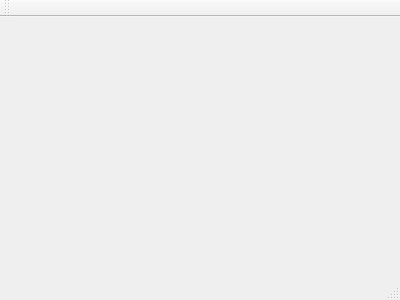
First picture: the form in mainwindow.ui, repository adinaknutsson/BookingSystem, before the edit.
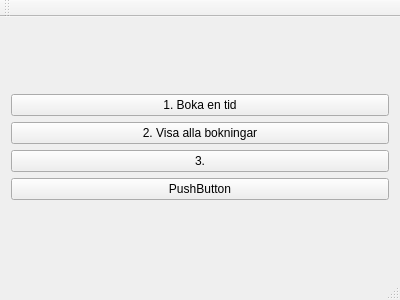
Second picture: the form after the edit.

Diff of the .ui file:
```diff
--- a/mainwindow.ui
+++ b/mainwindow.ui
@@ -13,7 +13,42 @@
   <property name="windowTitle">
    <string>MainWindow</string>
   </property>
-  <widget class="QWidget" name="centralWidget"/>
+  <widget class="QWidget" name="centralWidget">
+   <layout class="QVBoxLayout" name="verticalLayout_2">
+    <item>
+     <layout class="QVBoxLayout" name="verticalLayout">
+      <item>
+       <widget class="QPushButton" name="pushButton">
+        <property name="text">
+         <string>1. Boka en tid</string>
+        </property>
+       </widget>
+      </item>
+      <item>
+       <widget class="QPushButton" name="pushButton_2">
+        <property name="text">
+         <string>2. Visa alla bokningar</string>
+        </property>
+       </widget>
+      </item>
+      <item>
+       <widget class="QPushButton" name="pushButton_3">
+        <property name="text">
+         <string>3.</string>
+        </property>
+       </widget>
+      </item>
+      <item>
+       <widget class="QPushButton" name="pushButton_4">
+        <property name="text">
+         <string>PushButton</string>
+        </property>
+       </widget>
+      </item>
+     </layout>
+    </item>
+   </layout>
+  </widget>
   <widget class="QMenuBar" name="menuBar">
    <property name="geometry">
     <rect>
```
